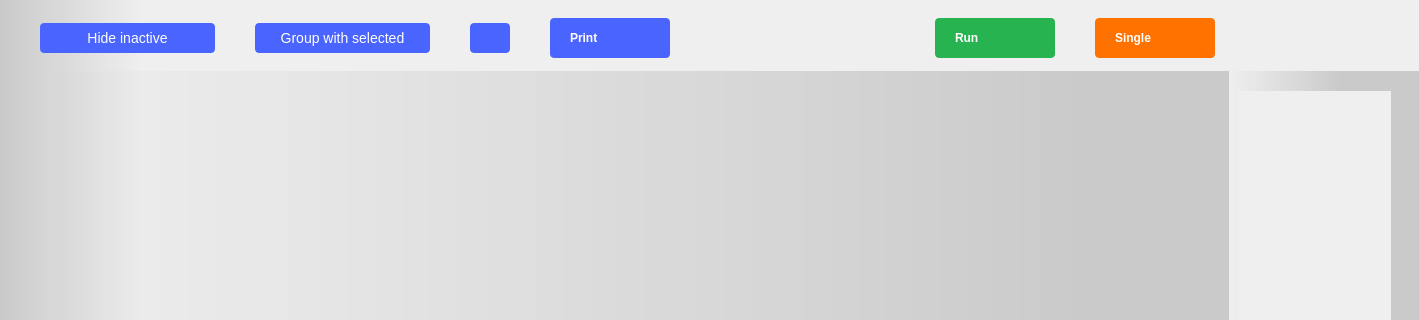
Before: the Qt Designer form ui/logic_analyzer.ui in analogdevicesinc/scopy, drawn with Qt 5; both pictures show x 0 to 1419 and y 0 to 320 of the 1419 by 778 pixel window.
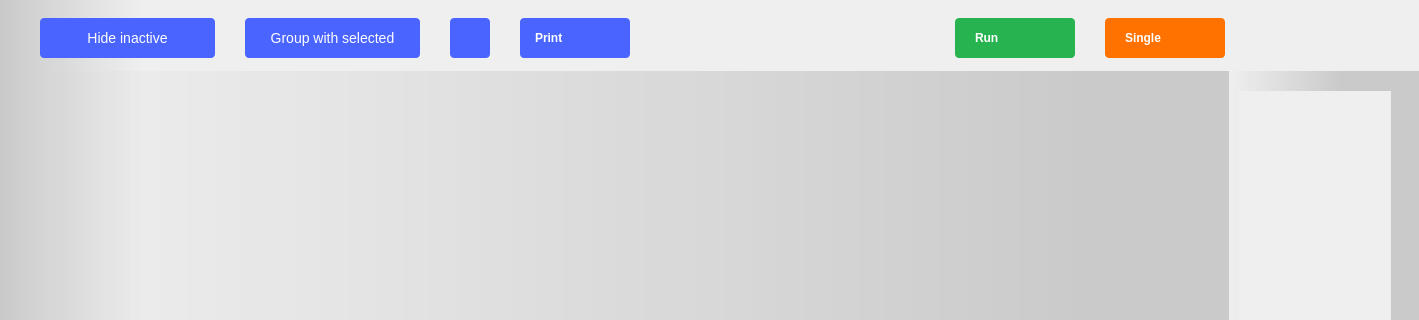
After: the same form once the commit is applied. The open tabs and pages were chosen to show the change. Icons and pictures are not drawn. Custom widgets are drawn as their Qt base class.

Commit message: LogicAnalyzer: add printer icon to the print button

```diff
--- a/ui/logic_analyzer.ui
+++ b/ui/logic_analyzer.ui
@@ -85,7 +85,7 @@
       <item>
        <layout class="QHBoxLayout" name="horizontalLayout_16">
         <property name="spacing">
-         <number>40</number>
+         <number>30</number>
         </property>
         <property name="leftMargin">
          <number>0</number>
@@ -110,13 +110,13 @@
           <property name="minimumSize">
            <size>
             <width>0</width>
-            <height>30</height>
+            <height>40</height>
            </size>
           </property>
           <property name="maximumSize">
            <size>
             <width>240</width>
-            <height>30</height>
+            <height>40</height>
            </size>
           </property>
           <property name="styleSheet">
@@ -159,13 +159,13 @@
           <property name="minimumSize">
            <size>
             <width>0</width>
-            <height>30</height>
+            <height>40</height>
            </size>
           </property>
           <property name="maximumSize">
            <size>
             <width>240</width>
-            <height>30</height>
+            <height>40</height>
            </size>
           </property>
           <property name="styleSheet">
@@ -210,7 +210,7 @@
           <property name="maximumSize">
            <size>
             <width>40</width>
-            <height>30</height>
+            <height>40</height>
            </size>
           </property>
           <property name="styleSheet">
@@ -251,6 +251,9 @@
         </item>
         <item>
          <widget class="QPushButton" name="btnPrint">
+          <property name="layoutDirection">
+           <enum>Qt::RightToLeft</enum>
+          </property>
           <property name="styleSheet">
            <string notr="true">
 QPushButton {
@@ -259,9 +262,8 @@
 
   text-align: left;
   font-weight: bold;
-  padding-left: 20px;
-  padding-right: 20px;
-  qproperty-text: &quot;Print&quot;;
+  padding-left: 15px;
+  padding-right: 15px;
 
   border-radius: 4px;
 
@@ -282,6 +284,16 @@
           <property name="text">
            <string>Print</string>
           </property>
+          <property name="icon">
+           <iconset resource="../resources/resources.qrc">
+            <normaloff>:/icons/ic printer.svg</normaloff>:/icons/ic printer.svg</iconset>
+          </property>
+          <property name="iconSize">
+           <size>
+            <width>10</width>
+            <height>10</height>
+           </size>
+          </property>
          </widget>
         </item>
         <item>
@@ -1969,18 +1981,18 @@
   </layout>
  </widget>
  <customwidgets>
-  <customwidget>
-   <class>adiscope::MenuAnim</class>
-   <extends>QWidget</extends>
-   <header>menu_anim.hpp</header>
-   <container>1</container>
-  </customwidget>
   <customwidget>
    <class>adiscope::DetachDragZone</class>
    <extends>QWidget</extends>
    <header>detachdragzone.h</header>
    <container>1</container>
   </customwidget>
+  <customwidget>
+   <class>adiscope::MenuAnim</class>
+   <extends>QWidget</extends>
+   <header>menu_anim.hpp</header>
+   <container>1</container>
+  </customwidget>
   <customwidget>
    <class>adiscope::SmallOnOffSwitch</class>
    <extends>QPushButton</extends>
```
Left out of the diff: 2 changed lines with no effect on the pictures. The commit also changes 1 other file.
